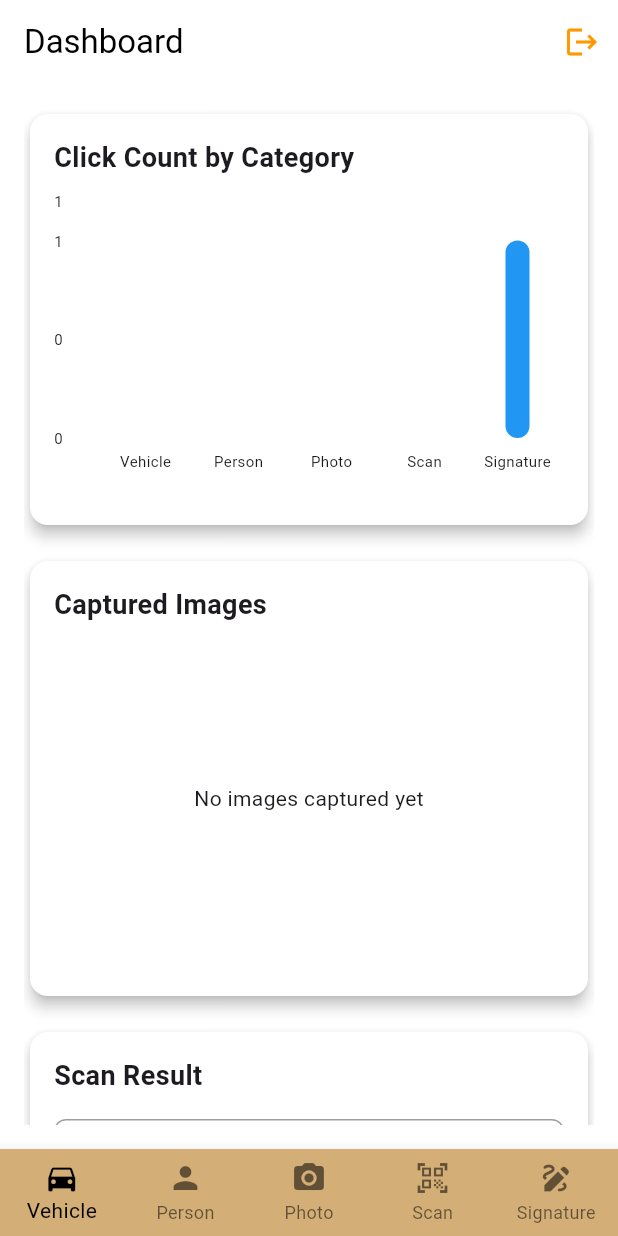
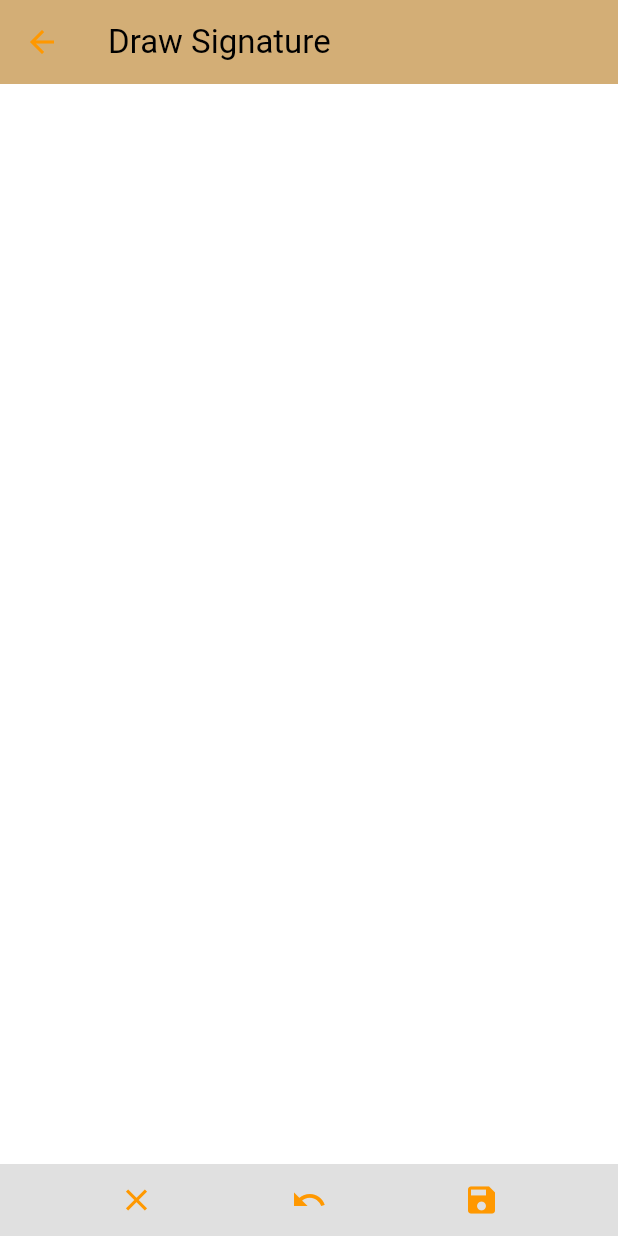
Before and after one commit to phucxp12vn/flutter_vehicle_app, a Flutter app: the DashboardScreen screen opened directly, item 5 of the bottom bar chosen, on a phone screen of 412 x 824 dp. Run offline on Flutter 3.47's test engine with Material 3 defaults, Android fonts, the phone set to English and light mode, and no system bars; drawn by our look-alikes of fl_chart, signature; our stand-ins replace camera, drift, drift_flutter, flutter_redux, redux; missing offline and left inert: mobile_scanner; accounts and stored records are empty; generated files the repository leaves out were written again.

Commit message:
done feature signature

```diff
--- a/lib/screens/camera/scan_screen.dart
+++ b/lib/screens/camera/scan_screen.dart
@@ -9,7 +9,7 @@ class ScanScreen extends StatefulWidget {
   const ScanScreen({super.key});
 
   @override
-  _ScanScreenState createState() => _ScanScreenState();
+  State<ScanScreen> createState() => _ScanScreenState();
 }
 
 class _ScanScreenState extends State<ScanScreen> {
--- /dev/null
+++ b/lib/screens/canvas/canvas_screen.dart
@@ -0,0 +1,108 @@
+import 'dart:io';
+import 'dart:typed_data';
+import 'package:flutter/material.dart';
+import 'package:flutter_redux/flutter_redux.dart';
+import 'package:path_provider/path_provider.dart';
+import 'package:signature/signature.dart';
+import 'package:flutter_complete_guide/store/state/app_state.dart';
+import 'package:flutter_complete_guide/models/library_model.dart';
+import 'package:camera/camera.dart';
+import '../dashboard/dashboard_screen.dart';
+
+class CanvasScreen extends StatefulWidget {
+  const CanvasScreen({super.key});
+
+  @override
+  State<CanvasScreen> createState() => _CanvasScreenState();
+}
+
+class _CanvasScreenState extends State<CanvasScreen> {
+  final SignatureController _controller = SignatureController(
+    penStrokeWidth: 5,
+    penColor: Colors.black,
+    exportBackgroundColor: Colors.white,
+  );
+
+  @override
+  Widget build(BuildContext context) {
+    return Scaffold(
+      appBar: AppBar(
+        title: const Text('Draw Signature'),
+        backgroundColor: const Color.fromARGB(255, 211, 174, 118),
+      ),
+      body: Column(
+        children: <Widget>[
+          Expanded(
+            child: Signature(
+              controller: _controller,
+              width: double.infinity,
+              height: double.infinity,
+              backgroundColor: Colors.white,
+            ),
+          ),
+          Container(
+            color: Colors.black12,
+            child: Row(
+              mainAxisAlignment: MainAxisAlignment.spaceEvenly,
+              children: <Widget>[
+                IconButton(
+                  icon: const Icon(Icons.clear),
+                  onPressed: () {
+                    setState(() => _controller.clear());
+                  },
+                ),
+                IconButton(
+                  icon: const Icon(Icons.undo),
+                  onPressed: () {
+                    setState(() => _controller.undo());
+                  },
+                ),
+                StoreConnector<AppState, LibraryViewModel>(
+                  converter: (store) => LibraryViewModel.fromStore(store),
+                  builder: (context, vm) {
+                    return IconButton(
+                      icon: const Icon(Icons.save),
+                      onPressed: () =>
+                          _saveSignature(context, vm.onAddCapturedImage),
+                    );
+                  },
+                ),
+              ],
+            ),
+          ),
+        ],
+      ),
+    );
+  }
+
+  Future<void> _saveSignature(
+      BuildContext context, void Function(String) onAddCapturedImage) async {
+    if (_controller.isNotEmpty) {
+      final Uint8List? data = await _controller.toPngBytes();
+
+      if (data != null) {
+        final String fileName =
+            'signature_${DateTime.now().toIso8601String()}.png';
+        final tempDir = await getTemporaryDirectory();
+        final file = File('${tempDir.path}/$fileName');
+        await file.writeAsBytes(data);
+
+        onAddCapturedImage(file.path);
+        if (mounted) {
+          ScaffoldMessenger.of(this.context).showSnackBar(
+            const SnackBar(content: Text('Signature saved')),
+          );
+          Navigator.of(this.context).pushReplacement(
+            MaterialPageRoute(builder: (context) => const DashboardScreen()),
+          );
+        }
+      }
+    }
+  }
+
+  @override
+  void dispose() {
+    _controller.dispose();
+    super.dispose();
+  }
+}
--- a/pubspec.yaml
+++ b/pubspec.yaml
@@ -45,7 +45,7 @@ dependencies:
   camera: ^0.11.0+2
   path_provider: ^2.1.4
   mobile_scanner: ^5.2.3
-
+  signature: ^5.5.0
 
 dev_dependencies:
   flutter_test:
```
Also changed, not shown: lib/screens/dashboard/dashboard_screen.dart (+7 -0 lines), pubspec.lock.
